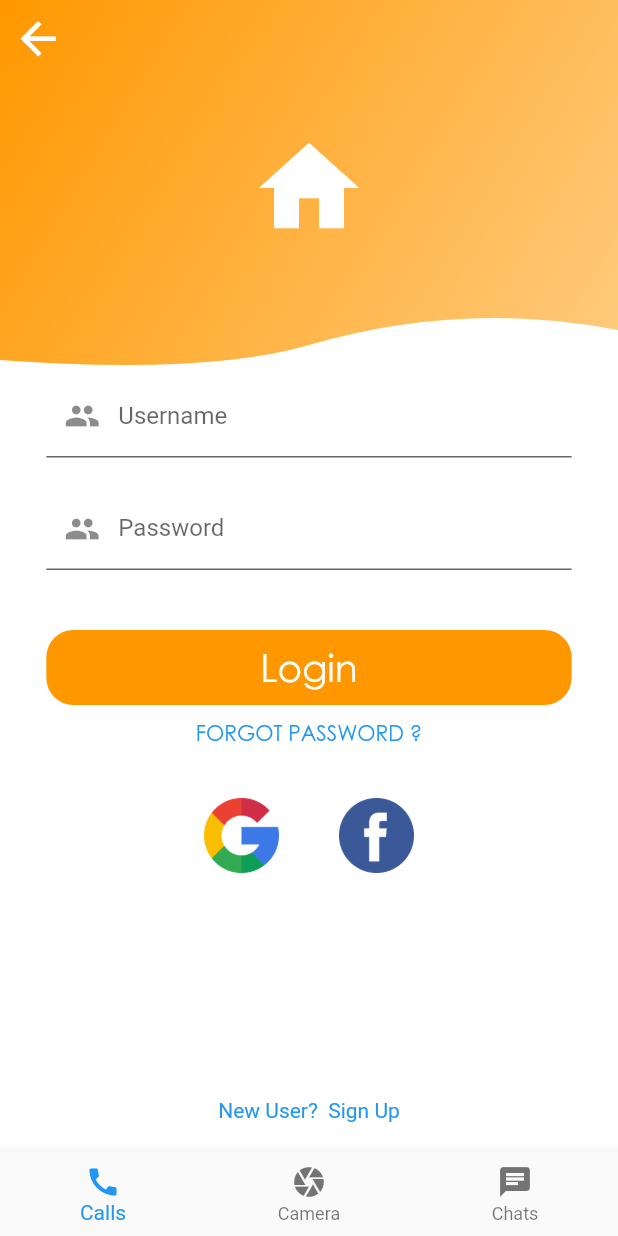
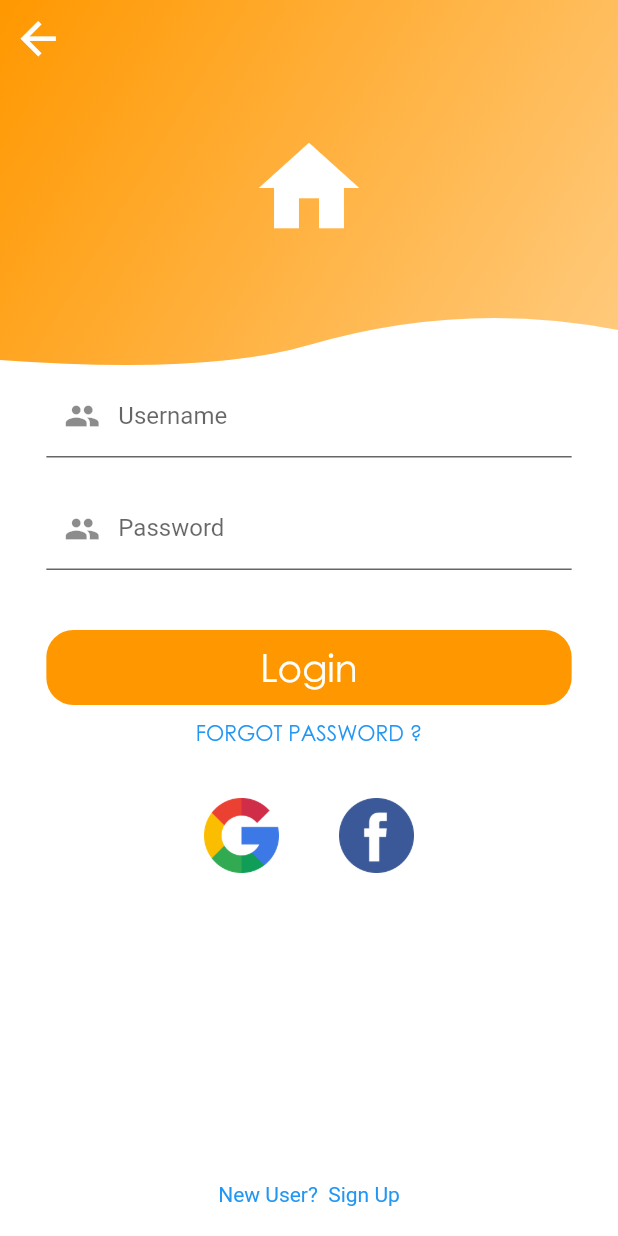
Before and after one commit to bytechgit/moj_majstor, a Flutter app: the screen it shows after launch, in the side drawer, after a tap on "Login", on a phone screen of 412 x 824 dp. Run offline on Flutter 3.47's test engine with Material 2 defaults, Android fonts, the phone set to English and light mode, and no system bars; our stand-ins replace cached_network_image, cloud_firestore, connectivity_plus, email_validator, firebase_auth, firebase_core and 2 more; missing offline and left inert: flutter_facebook_auth; accounts and stored records are empty.

Commit message:
Update Login.dart

```diff
--- a/lib/Login.dart
+++ b/lib/Login.dart
@@ -27,28 +27,15 @@ class _LoginState extends State<Login> {
   @override
   Widget build(BuildContext context) {
     return Scaffold(
-      bottomNavigationBar: BottomNavigationBar(
-        currentIndex: _selectedIndex,
-        onTap: _onItemTapped,
-        items: const <BottomNavigationBarItem>[
-          BottomNavigationBarItem(
-            icon: Icon(Icons.call),
-            label: 'Calls',
-          ),
-          BottomNavigationBarItem(
-            icon: Icon(Icons.camera),
-            label: 'Camera',
-          ),
-          BottomNavigationBarItem(
-            icon: Icon(Icons.chat),
-            label: 'Chats',
-          ),
-        ],
-      ),
       body: SafeArea(
+        child: SingleChildScrollView(
           child: Container(
+            height: MediaQuery.of(context).size.height -
+                MediaQuery.of(context).padding.bottom -
+                MediaQuery.of(context).padding.top,
             color: Colors.white,
             child: Column(
+              mainAxisSize: MainAxisSize.min,
               children: [
                 ClipPath(
                   clipper: WaveClipperOne(),
@@ -144,17 +131,6 @@ class _LoginState extends State<Login> {
                             borderRadius: BorderRadius.circular(18.0),
                           )))),
                 ),
-              /* ClipRRect(
-                borderRadius: BorderRadius.circular(30.0),
-                child: CachedNetworkImage(
-                  width: 50.0,
-                  imageUrl: Provider.of<UserAuthentication>(context).getImage(),
-                  placeholder: (context, url) => new CircularProgressIndicator(),
-                  errorWidget: (context, url, error) => new Icon(Icons.error),
-                ),
-              ),
-
-              */
                 Padding(
                   padding: const EdgeInsets.fromLTRB(0, 10, 0, 20),
                   child: RichText(
@@ -210,7 +186,10 @@ class _LoginState extends State<Login> {
                     ),
                   ],
                 ),
-              const Expanded(child: SizedBox()),
+                //const (child: SizedBox()),
+                Flexible(child: SizedBox(), fit: FlexFit.tight),
+
+                //Spacer(),
                 Padding(
                   padding: const EdgeInsets.fromLTRB(0, 20, 0, 20),
                   child: RichText(
@@ -242,6 +221,7 @@ class _LoginState extends State<Login> {
             ),
           ),
         ),
+      ),
     );
   }
 }
```
Lines whose indentation alone changed are shown as unchanged.
